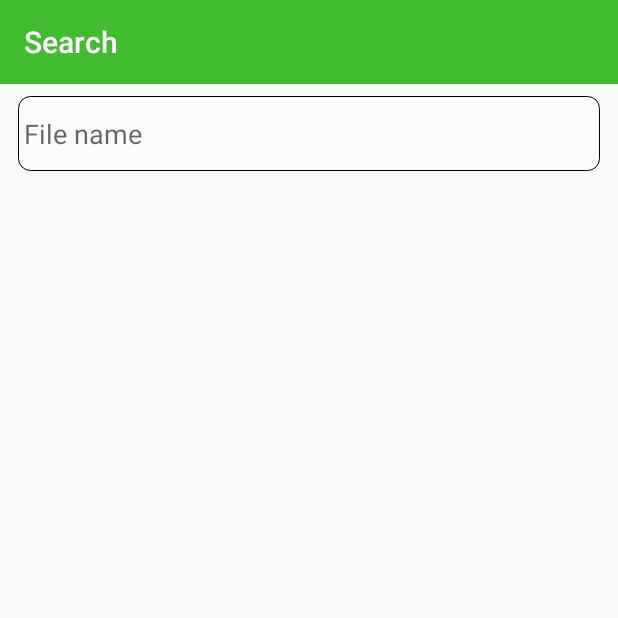
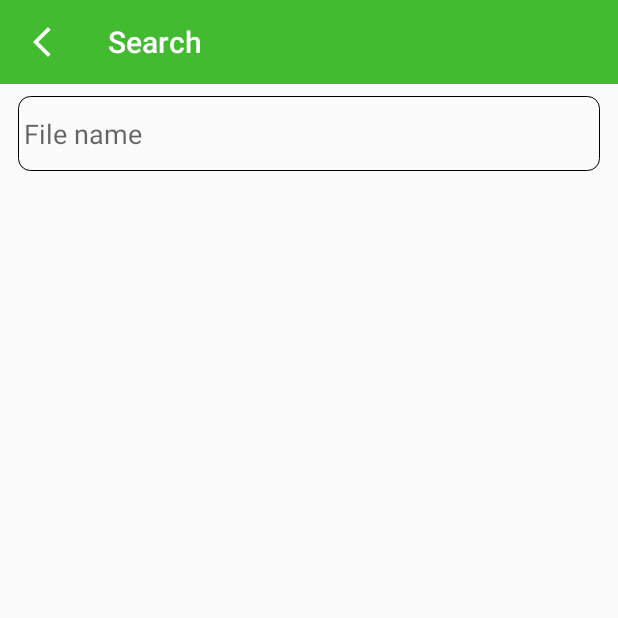
Before and after one commit to FarAwayShip/FilePicker, an Android app: the SearchFileActivity screen opened directly, with no data from a screen before it, on a phone screen of 412 x 824 dp, the top half of it. Run offline under Robolectric (Android 15) with nearby library versions, the phone set to English and light mode, and no system bars.

Commit message:
(bug) - set back icon on action bar for activity

```diff
--- a/library/src/main/java/com/farawayship/library/search/SearchFileActivity.kt
+++ b/library/src/main/java/com/farawayship/library/search/SearchFileActivity.kt
@@ -30,6 +30,9 @@ class SearchFileActivity : AppCompatActivity() {
         mBinding = ActivitySearchFileBinding.inflate(LayoutInflater.from(this))
         setContentView(mBinding.root)
         setSupportActionBar(mBinding.toolbar)
+        mBinding.toolbar.setNavigationOnClickListener {
+            finish()
+        }
 
         searchResultAdapter = SearchResultAdapter(mutableListOf()) {
             intent.putExtra("file_path", it.path)
--- /dev/null
+++ b/library/src/main/res/drawable/ic_back.xml
@@ -0,0 +1,5 @@
+<vector android:height="24dp" android:tint="#FFFFFF"
+    android:viewportHeight="24" android:viewportWidth="24"
+    android:width="24dp" xmlns:android="http://schemas.android.com/apk/res/android">
+    <path android:fillColor="@android:color/white" android:pathData="M17.77,3.77l-1.77,-1.77l-10,10l10,10l1.77,-1.77l-8.23,-8.23z"/>
+</vector>
--- a/library/src/main/res/layout/activity_search_file.xml
+++ b/library/src/main/res/layout/activity_search_file.xml
@@ -14,7 +14,8 @@
         android:minHeight="?attr/actionBarSize"
         app:title="@string/search"
         android:background="@color/green"
-        app:titleTextColor="@color/white"/>
+        app:titleTextColor="@color/white"
+        app:navigationIcon="@drawable/ic_back"/>
 
     <androidx.appcompat.widget.AppCompatEditText
         android:id="@+id/search_view"
```
